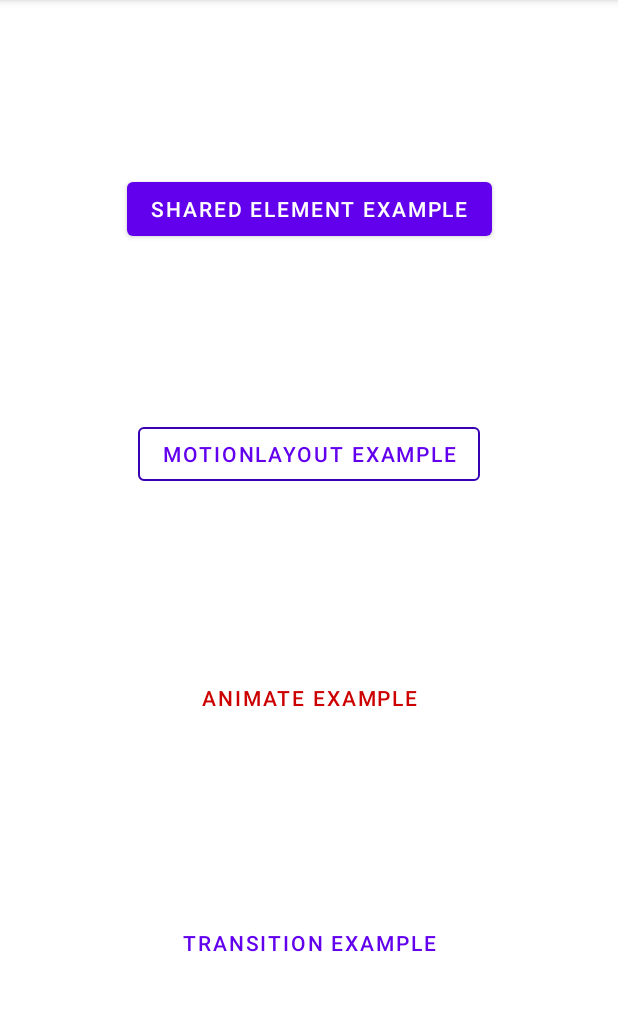
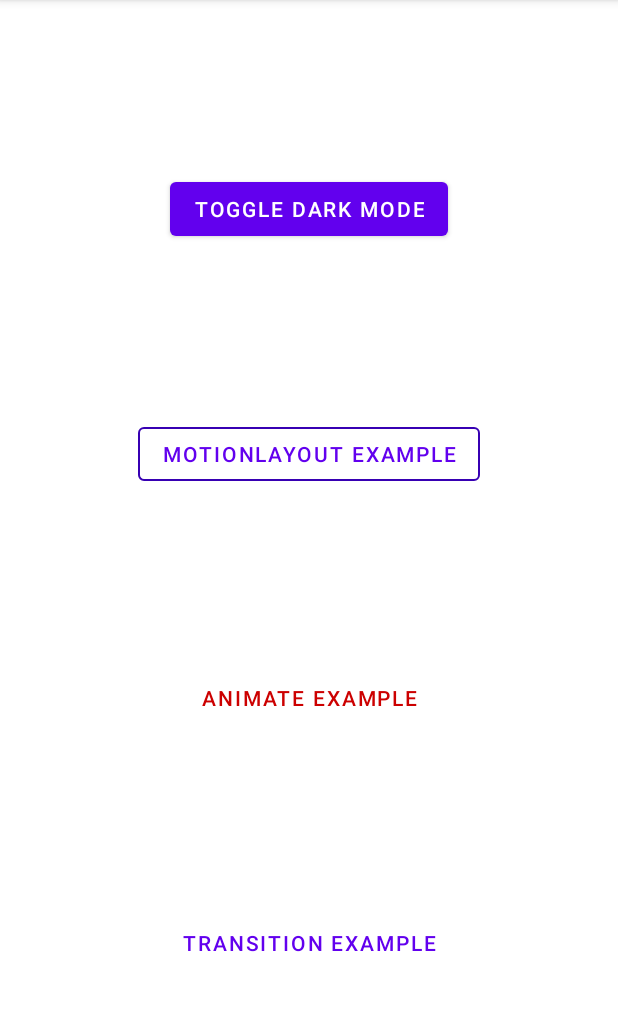
Before and after one commit to entelect/mobile-forum, an Android app: the screen it shows after launch (MainActivity), on a phone screen of 412 x 824 dp, the part 84-1095 px from its top. Run offline under Robolectric (Android 15) with nearby library versions, the phone set to English and light mode, and no system bars.

Commit message:
Enabled dark mode

```diff
--- a/Android/ui-ux/app/src/main/java/za/co/entelect/kindling/MainActivity.kt
+++ b/Android/ui-ux/app/src/main/java/za/co/entelect/kindling/MainActivity.kt
@@ -4,20 +4,36 @@ import android.content.Intent
 import android.os.Bundle
 import android.view.View
 import androidx.appcompat.app.AppCompatActivity
+import androidx.appcompat.app.AppCompatDelegate
+import androidx.appcompat.app.AppCompatDelegate.MODE_NIGHT_NO
+import androidx.appcompat.app.AppCompatDelegate.MODE_NIGHT_YES
 import za.co.entelect.kindling.animate.AnimateExampleActivity
 import za.co.entelect.kindling.motionlayout.MotionLayoutExampleActivity
-import za.co.entelect.kindling.sharedelement.SharedElementExampleActivity
 import za.co.entelect.kindling.transition.TransitionExampleActivity
 
 class MainActivity : AppCompatActivity() {
 
+    companion object {
+        const val DARK_MODE_ENABLED = "DARK_MODE_ENABLED"
+    }
+
+    private var darkModeEnabled: Boolean = false
+
     override fun onCreate(savedInstanceState: Bundle?) {
         super.onCreate(savedInstanceState)
         setContentView(R.layout.activity_main)
+        darkModeEnabled = wasDarkModeEnabled(savedInstanceState)
+        updateDarkModeState()
     }
 
-    fun onSharedElementExampleTapped(view: View) {
-        startActivity(Intent(this, SharedElementExampleActivity::class.java))
+    override fun onSaveInstanceState(outState: Bundle) {
+        super.onSaveInstanceState(outState)
+        outState.putBoolean(DARK_MODE_ENABLED, darkModeEnabled)
+    }
+
+    fun onDarkThemeSelected(view: View) {
+        darkModeEnabled = !darkModeEnabled
+        updateDarkModeState()
     }
 
     fun onMotionLayoutExampleTapped(view: View) {
@@ -31,4 +47,11 @@ class MainActivity : AppCompatActivity() {
     fun onTransitionExampleTapped(view: View) {
         startActivity(Intent(this, TransitionExampleActivity::class.java))
     }
+
+    private fun updateDarkModeState() {
+        AppCompatDelegate.setDefaultNightMode(if (darkModeEnabled) MODE_NIGHT_YES else MODE_NIGHT_NO)
+    }
+
+    private fun wasDarkModeEnabled(savedInstanceState: Bundle?) =
+        savedInstanceState?.getBoolean(DARK_MODE_ENABLED, false) ?: false
 }
--- a/Android/ui-ux/app/src/main/res/layout/activity_main.xml
+++ b/Android/ui-ux/app/src/main/res/layout/activity_main.xml
@@ -23,8 +23,8 @@
         android:id="@+id/shared_element_button"
         android:layout_width="wrap_content"
         android:layout_height="wrap_content"
-        android:onClick="onSharedElementExampleTapped"
-        android:text="@string/shared_element_example"
+        android:onClick="onDarkThemeSelected"
+        android:text="@string/dark_mode"
         app:layout_constraintBottom_toTopOf="@+id/motion_layout_example"
         app:layout_constraintEnd_toEndOf="parent"
         app:layout_constraintHorizontal_bias="0.5"
--- a/Android/ui-ux/app/src/main/res/values/strings.xml
+++ b/Android/ui-ux/app/src/main/res/values/strings.xml
@@ -2,7 +2,7 @@
     <string name="app_name">Kindling</string>
     <string name="animate_example">Animate Example</string>
     <string name="motionlayout_example">MotionLayout Example</string>
-    <string name="shared_element_example">Shared Element Example</string>
+    <string name="dark_mode">Toggle dark mode</string>
     <string name="hide">Hide</string>
     <string name="show">Show</string>
     <string name="next_screen">Next screen</string>
--- a/Android/ui-ux/app/src/main/res/values/styles.xml
+++ b/Android/ui-ux/app/src/main/res/values/styles.xml
@@ -1,7 +1,7 @@
 <resources>
     <!-- Base application theme. -->
-<!--    <style name="AppTheme" parent="Theme.AppCompat.Light.DarkActionBar">-->
-    <style name="AppTheme" parent="Theme.MaterialComponents.Light">
+
+    <style name="AppTheme" parent="Theme.MaterialComponents.DayNight">
         <item name="colorPrimary">@color/colorPrimary</item>
         <item name="colorPrimaryDark">@color/colorPrimaryDark</item>
         <item name="colorAccent">@color/colorAccent</item>
@@ -10,7 +10,7 @@
         <item name="android:windowExitAnimation">@android:anim/fade_out</item>
     </style>
 
-    <style name="CustomThemeWithTransitionAnimation" parent="Theme.AppCompat.Light.DarkActionBar">
+    <style name="CustomThemeWithTransitionAnimation" parent="Theme.AppCompat.DayNight">
         <item name="colorPrimary">@color/colorPrimary</item>
         <item name="colorPrimaryDark">@color/colorPrimaryDark</item>
         <item name="colorAccent">@color/colorAccent</item>
```
